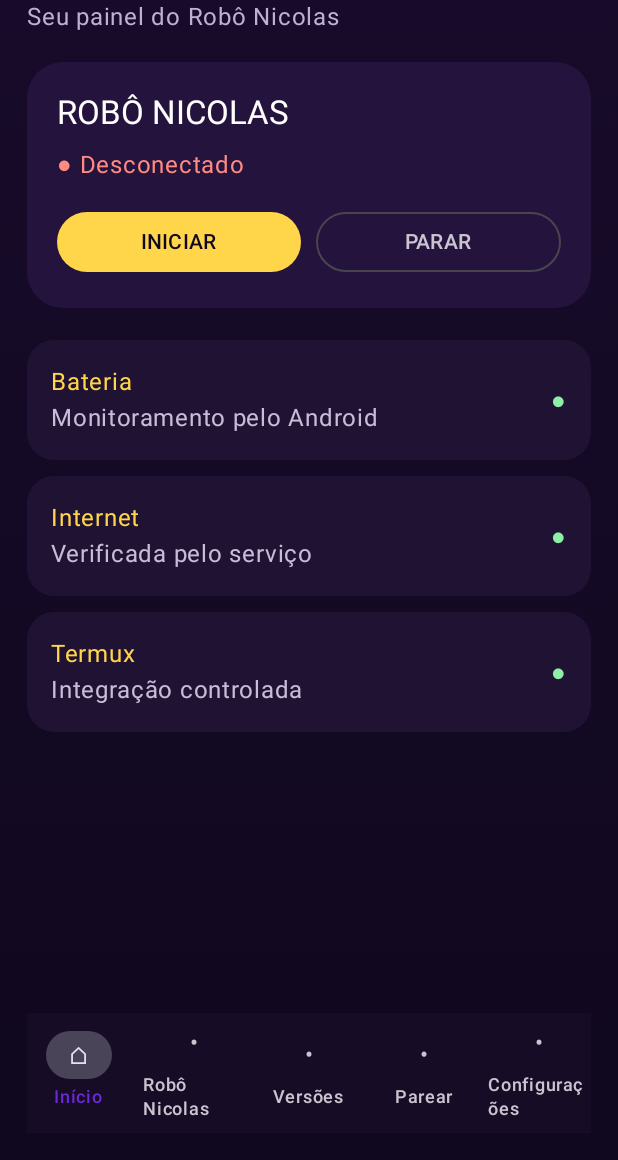
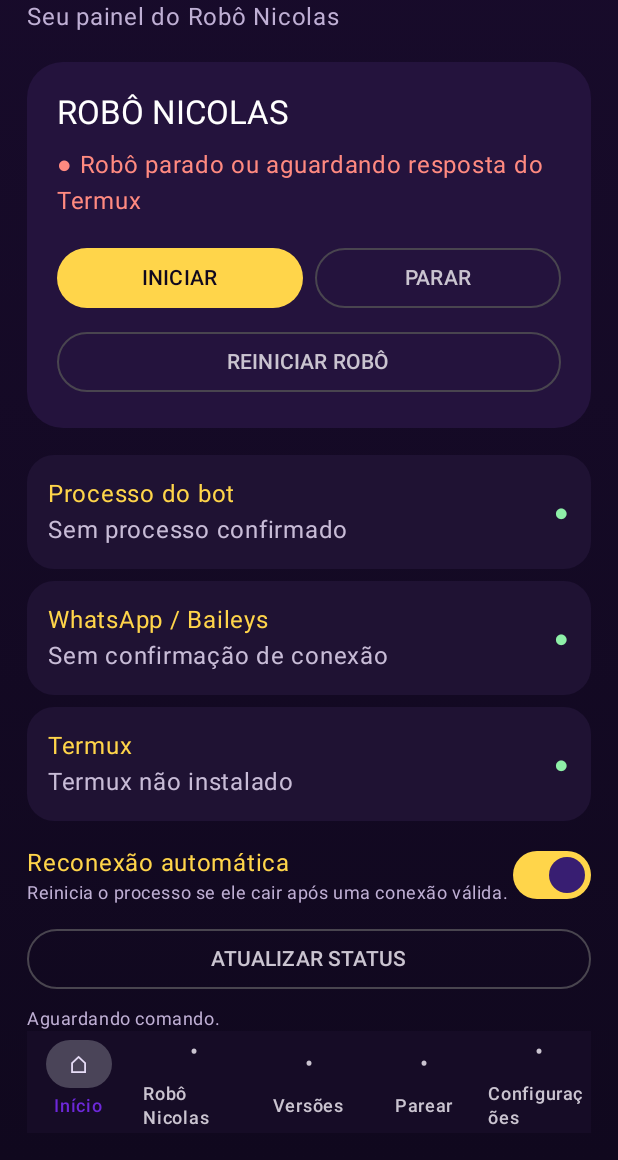
Before and after one commit to heyninja67-png/Starter-do-Nicolazinho, an Android app built with Jetpack Compose: the screen it shows after launch (MainActivity), on a phone screen of 412 x 824 dp, the part 76-1236 px from its top. Run offline under Robolectric (Android 15) with nearby library versions, the phone set to English and light mode, and no system bars.

Commit message:
Implementa controle real do bot pelo Termux

```diff
--- a/app/src/main/java/com/nicolas/keepalive/MainActivity.kt
+++ b/app/src/main/java/com/nicolas/keepalive/MainActivity.kt
@@ -14,7 +14,11 @@ import androidx.compose.ui.Modifier
 import androidx.compose.ui.graphics.Brush
 import androidx.compose.ui.graphics.Color
 import androidx.compose.ui.unit.dp
+import androidx.core.content.ContextCompat
 import com.nicolas.keepalive.services.KeepAliveService
+import com.nicolas.keepalive.termux.BotAction
+import com.nicolas.keepalive.termux.TermuxBridge
+import kotlinx.coroutines.delay
 
 private val Purple = Color(0xFF6D28D9)
 private val Deep = Color(0xFF10081E)
@@ -24,15 +28,41 @@ class MainActivity : ComponentActivity() {
     override fun onCreate(savedInstanceState: Bundle?) {
         super.onCreate(savedInstanceState)
         setContent {
-            MaterialTheme(colorScheme = darkColorScheme(
-                primary = Gold,
-                secondary = Purple,
-                background = Deep,
-                surface = Color(0xFF1A0F2E)
-            )) {
+            MaterialTheme(
+                colorScheme = darkColorScheme(
+                    primary = Gold,
+                    secondary = Purple,
+                    background = Deep,
+                    surface = Color(0xFF1A0F2E)
+                )
+            ) {
                 HomeScreen(
-                    onStart = { startService(Intent(this, KeepAliveService::class.java)) },
-                    onStop = { stopService(Intent(this, KeepAliveService::class.java)) }
+                    onStart = {
+                        ContextCompat.startForegroundService(
+                            this,
+                            Intent(this, KeepAliveService::class.java)
+                                .setAction(KeepAliveService.ACTION_START)
+                        )
+                    },
+                    onStop = {
+                        ContextCompat.startForegroundService(
+                            this,
+                            Intent(this, KeepAliveService::class.java)
+                                .setAction(KeepAliveService.ACTION_STOP)
+                        )
+                    },
+                    onRestart = {
+                        ContextCompat.startForegroundService(
+                            this,
+                            Intent(this, KeepAliveService::class.java)
+                                .setAction(KeepAliveService.ACTION_RESTART)
+                        )
+                    },
+                    onRefresh = { TermuxBridge.execute(this, BotAction.STATUS) },
+                    onAutoRestartChange = { enabled ->
+                        getSharedPreferences(TermuxBridge.PREFS, MODE_PRIVATE)
+                            .edit().putBoolean(TermuxBridge.KEY_AUTO_RESTART, enabled).apply()
+                    }
                 )
             }
         }
@@ -40,10 +70,35 @@ class MainActivity : ComponentActivity() {
 }
 
 @Composable
-private fun HomeScreen(onStart: () -> Unit, onStop: () -> Unit) {
-    var running by remember { mutableStateOf(false) }
+private fun HomeScreen(
+    onStart: () -> Unit,
+    onStop: () -> Unit,
+    onRestart: () -> Unit,
+    onRefresh: () -> Unit,
+    onAutoRestartChange: (Boolean) -> Unit
+) {
+    val context = androidx.compose.ui.platform.LocalContext.current
+    val prefs = remember {
+        context.getSharedPreferences(TermuxBridge.PREFS, android.content.Context.MODE_PRIVATE)
+    }
+    var processRunning by remember { mutableStateOf(prefs.getBoolean(TermuxBridge.KEY_PROCESS_RUNNING, false)) }
+    var whatsappConnected by remember { mutableStateOf(prefs.getBoolean(TermuxBridge.KEY_WHATSAPP_CONNECTED, false)) }
+    var lastMessage by remember { mutableStateOf(prefs.getString(TermuxBridge.KEY_LAST_MESSAGE, "Aguardando comando.") ?: "Aguardando comando.") }
+    var autoRestart by remember { mutableStateOf(prefs.getBoolean(TermuxBridge.KEY_AUTO_RESTART, true)) }
     var tab by remember { mutableStateOf(0) }
     val titles = listOf("Início", "Robô Nicolas", "Versões", "Parear", "Configurações")
+    val termuxInstalled = remember { TermuxBridge.isInstalled(context) }
+    val termuxPermission = remember { TermuxBridge.hasRunCommandPermission(context) }
+
+    LaunchedEffect(prefs) {
+        while (true) {
+            processRunning = prefs.getBoolean(TermuxBridge.KEY_PROCESS_RUNNING, false)
+            whatsappConnected = prefs.getBoolean(TermuxBridge.KEY_WHATSAPP_CONNECTED, false)
+            lastMessage = prefs.getString(TermuxBridge.KEY_LAST_MESSAGE, "Aguardando comando.") ?: "Aguardando comando."
+            autoRestart = prefs.getBoolean(TermuxBridge.KEY_AUTO_RESTART, true)
+            delay(1000)
+        }
+    }
 
     Box(
         Modifier.fillMaxSize().background(
@@ -64,27 +119,83 @@ private fun HomeScreen(onStart: () -> Unit, onStop: () -> Unit) {
                     Text("ROBÔ NICOLAS", color = Color.White, style = MaterialTheme.typography.titleLarge)
                     Spacer(Modifier.height(8.dp))
                     Text(
-                        if (running) "● Serviço de monitoramento ativo" else "● Desconectado",
-                        color = if (running) Color(0xFF8EF0A8) else Color(0xFFFF8A80)
+                        when {
+                            whatsappConnected -> "● Processo ativo • WhatsApp conectado"
+                            processRunning -> "● Processo ativo • verificando conexão WhatsApp"
+                            else -> "● Robô parado ou aguardando resposta do Termux"
+                        },
+                        color = when {
+                            whatsappConnected -> Color(0xFF8EF0A8)
+                            processRunning -> Gold
+                            else -> Color(0xFFFF8A80)
+                        }
                     )
                     Spacer(Modifier.height(16.dp))
-                    Row(horizontalArrangement = Arrangement.spacedBy(10.dp)) {
-                        Button(onClick = { running = true; onStart() }, colors = ButtonDefaults.buttonColors(containerColor = Gold), modifier = Modifier.weight(1f)) {
-                            Text("INICIAR", color = Deep)
-                        }
-                        OutlinedButton(onClick = { running = false; onStop() }, modifier = Modifier.weight(1f)) {
+                    Row(horizontalArrangement = Arrangement.spacedBy(8.dp)) {
+                        Button(
+                            onClick = onStart,
+                            colors = ButtonDefaults.buttonColors(containerColor = Gold),
+                            modifier = Modifier.weight(1f)
+                        ) { Text("INICIAR", color = Deep) }
+                        OutlinedButton(onClick = onStop, modifier = Modifier.weight(1f)) {
                             Text("PARAR")
                         }
+                    }
+                    Spacer(Modifier.height(8.dp))
+                    OutlinedButton(onClick = onRestart, modifier = Modifier.fillMaxWidth()) {
+                        Text("REINICIAR ROBÔ")
                     }
                 }
             }
 
-            Spacer(Modifier.height(16.dp))
-            StatusCard("Bateria", "Monitoramento pelo Android")
-            StatusCard("Internet", "Verificada pelo serviço")
-            StatusCard("Termux", "Integração controlada")
+            Spacer(Modifier.height(14.dp))
+            StatusCard(
+                "Processo do bot",
+                if (processRunning) "PID de inicialização ativo" else "Sem processo confirmado"
+            )
+            StatusCard(
+                "WhatsApp / Baileys",
+                when {
+                    whatsappConnected -> "Conectado (mensagem de autenticação detectada)"
+                    processRunning -> "Inicializando ou reconectando com a sessão salva"
+                    else -> "Sem confirmação de conexão"
+                }
+            )
+            StatusCard(
+                "Termux",
+                when {
+                    !termuxInstalled -> "Termux não instalado"
+                    !termuxPermission -> "Falta a permissão RUN_COMMAND"
+                    else -> "Instalado e autorizado"
+                }
+            )
+
+            Spacer(Modifier.height(8.dp))
+            Row(verticalAlignment = Alignment.CenterVertically) {
+                Column(Modifier.weight(1f)) {
+                    Text("Reconexão automática", color = Gold)
+                    Text("Reinicia o processo se ele cair após uma conexão válida.", color = Color(0xFFBFAFD4), style = MaterialTheme.typography.bodySmall)
+                }
+                Switch(
+                    checked = autoRestart,
+                    onCheckedChange = {
+                        autoRestart = it
+                        onAutoRestartChange(it)
+                    }
+                )
+            }
+            Spacer(Modifier.height(8.dp))
+            OutlinedButton(onClick = onRefresh, modifier = Modifier.fillMaxWidth()) {
+                Text("ATUALIZAR STATUS")
+            }
+            Text(
+                lastMessage.take(240),
+                color = Color(0xFFBFAFD4),
+                style = MaterialTheme.typography.bodySmall,
+                modifier = Modifier.padding(top = 8.dp)
+            )
+
             Spacer(Modifier.weight(1f))
-
             NavigationBar(containerColor = Color(0xFF160C26)) {
                 titles.forEachIndexed { i, title ->
                     NavigationBarItem(
@@ -104,9 +215,12 @@ private fun StatusCard(title: String, value: String) {
     Card(
         colors = CardDefaults.cardColors(containerColor = Color(0xFF1F1233)),
         shape = RoundedCornerShape(18.dp),
-        modifier = Modifier.fillMaxWidth().padding(vertical = 5.dp)
+        modifier = Modifier.fillMaxWidth().padding(vertical = 4.dp)
     ) {
-        Row(Modifier.padding(16.dp), verticalAlignment = Alignment.CenterVertically) {
+        Row(
+            Modifier.padding(14.dp),
+            verticalAlignment = Alignment.CenterVertically
+        ) {
             Column(Modifier.weight(1f)) {
                 Text(title, color = Gold)
                 Text(value, color = Color(0xFFC8BCD7))
--- a/app/src/main/java/com/nicolas/keepalive/termux/TermuxBridge.kt
+++ b/app/src/main/java/com/nicolas/keepalive/termux/TermuxBridge.kt
@@ -1,21 +1,265 @@
 package com.nicolas.keepalive.termux
 
-/**
- * Camada segura para integração com Termux.
- *
- * O aplicativo não executa shell arbitrário vindo de ZIPs.
- * Os comandos futuros devem ser uma lista fixa e auditada, usando
- * Termux:Tasker/Run Command conforme a configuração disponível.
- */
+import android.app.PendingIntent
+import android.content.Context
+import android.content.Intent
+import android.content.pm.PackageManager
+import android.os.Build
+import androidx.core.content.ContextCompat
+
+enum class BotAction { START, STOP, RESTART, STATUS, LOGS }
+
 object TermuxBridge {
     const val PACKAGE_TERMUX = "com.termux"
-    const val PACKAGE_TASKER = "com.termux.tasker"
+    const val PREFS = "nicolas_keep_alive"
+    const val ACTION_RESULT = "com.nicolas.keepalive.TERMUX_RESULT"
 
-    fun allowedActions(): List<String> = listOf(
-        "start_bot",
-        "stop_bot",
-        "restart_bot",
-        "status",
-        "logs"
-    )
+    const val KEY_PROCESS_RUNNING = "process_running"
+    const val KEY_WHATSAPP_CONNECTED = "whatsapp_connected"
+    const val KEY_WAS_CONNECTED = "was_connected"
+    const val KEY_LAST_RESULT_AT = "last_result_at"
+    const val KEY_LAST_ACTION = "last_action"
+    const val KEY_LAST_MESSAGE = "last_message"
+    const val KEY_AUTO_RESTART = "auto_restart"
+    const val KEY_LAST_AUTO_RESTART_AT = "last_auto_restart_at"
+
+    private const val TERMUX_HOME = "/data/data/com.termux/files/home"
+    private const val TERMUX_BASH = "/data/data/com.termux/files/usr/bin/bash"
+    private const val EXTRA_RESULT_BUNDLE = "result"
+    private const val EXTRA_STDOUT = "stdout"
+    private const val EXTRA_STDERR = "stderr"
+    private const val EXTRA_EXIT_CODE = "exitCode"
+    private const val EXTRA_ERRMSG = "errmsg"
+
+    @Suppress("DEPRECATION")
+    fun isInstalled(context: Context): Boolean = try {
+        if (Build.VERSION.SDK_INT >= 33) {
+            context.packageManager.getPackageInfo(
+                PACKAGE_TERMUX,
+                PackageManager.PackageInfoFlags.of(0)
+            )
+        } else {
+            context.packageManager.getPackageInfo(PACKAGE_TERMUX, 0)
+        }
+        true
+    } catch (_: PackageManager.NameNotFoundException) {
+        false
+    }
+
+    fun hasRunCommandPermission(context: Context): Boolean =
+        ContextCompat.checkSelfPermission(
+            context,
+            "com.termux.permission.RUN_COMMAND"
+        ) == PackageManager.PERMISSION_GRANTED
+
+    fun isReady(context: Context): Boolean =
+        isInstalled(context) && hasRunCommandPermission(context)
+
+    /**
+     * Envia somente ações fixas e auditadas para o Termux.
+     * O app nunca recebe nem executa comandos arbitrários de um ZIP.
+     */
+    fun execute(context: Context, action: BotAction): Boolean {
+        val prefs = context.getSharedPreferences(PREFS, Context.MODE_PRIVATE)
+
+        if (!isInstalled(context)) {
+            prefs.edit().putString(KEY_LAST_MESSAGE, "Termux não está instalado.").apply()
+            return false
+        }
+        if (!hasRunCommandPermission(context)) {
+            prefs.edit().putString(
+                KEY_LAST_MESSAGE,
+                "Permissão RUN_COMMAND ausente. Autorize Nicolas Keep Alive nas permissões do Android."
+            ).apply()
+            return false
+        }
+
+        return try {
+            val requestId = (System.currentTimeMillis() and 0x7fffffff).toInt()
+            val callback = Intent(context, TermuxResultReceiver::class.java).apply {
+                this.action = ACTION_RESULT
+                putExtra(TermuxResultReceiver.EXTRA_ACTION, action.name)
+                putExtra(TermuxResultReceiver.EXTRA_REQUEST_ID, requestId)
+            }
+            val pending = PendingIntent.getBroadcast(
+                context,
+                requestId,
+                callback,
+                PendingIntent.FLAG_ONE_SHOT or PendingIntent.FLAG_MUTABLE
+            )
+
+            val command = Intent("com.termux.RUN_COMMAND").apply {
+                setClassName(PACKAGE_TERMUX, "com.termux.app.RunCommandService")
+                putExtra("com.termux.RUN_COMMAND_PATH", TERMUX_BASH)
+                putExtra("com.termux.RUN_COMMAND_ARGUMENTS", arrayOf("-lc", scriptFor(action)))
+                putExtra("com.termux.RUN_COMMAND_WORKDIR", TERMUX_HOME)
+                putExtra("com.termux.RUN_COMMAND_BACKGROUND", true)
+                putExtra("com.termux.RUN_COMMAND_COMMAND_LABEL", "Nicolas Keep Alive: ${action.name}")
+                putExtra(
+                    "com.termux.RUN_COMMAND_COMMAND_DESCRIPTION",
+                    "Ação controlada para gerenciar o Robô Nicolas em ~/Robo-Nicolas."
+                )
+                putExtra("com.termux.RUN_COMMAND_PENDING_INTENT", pending)
+            }
+
+            context.startService(command)
+            prefs.edit()
+                .putString(KEY_LAST_ACTION, action.name)
+                .putString(KEY_LAST_MESSAGE, "Comando ${action.name} enviado ao Termux.")
+                .apply()
+            true
+        } catch (e: Exception) {
+            prefs.edit()
+                .putString(KEY_LAST_MESSAGE, "Falha ao chamar o Termux: ${e.message ?: e.javaClass.simpleName}")
+                .apply()
+            false
+        }
+    }
+
+    private fun scriptFor(action: BotAction): String = when (action) {
+        BotAction.START -> """
+            set -u
+            BOT_DIR="${'$'}HOME/Robo-Nicolas"
+            STATE_DIR="${'$'}HOME/.nicolas-keep-alive"
+            PID_FILE="${'$'}STATE_DIR/bot.pid"
+            LOG_FILE="${'$'}STATE_DIR/bot.log"
+            mkdir -p "${'$'}STATE_DIR"
+            if [ ! -f "${'$'}BOT_DIR/start.sh" ]; then
+                echo "ERRO: não encontrei ~/Robo-Nicolas/start.sh"
+                echo "BOT_PROCESS=STOPPED"
+                exit 20
+            fi
+            if [ -s "${'$'}PID_FILE" ]; then
+                OLD_PID="$(cat "${'$'}PID_FILE" 2>/dev/null || true)"
+                if [ -n "${'$'}OLD_PID" ] && kill -0 "${'$'}OLD_PID" 2>/dev/null; then
+                    echo "BOT_PROCESS=RUNNING"
+                    if grep -Fq "Autenticado e conectado ao WhatsApp" "${'$'}LOG_FILE" 2>/dev/null; then
+                        echo "WHATSAPP=CONNECTED"
+                    else
+                        echo "WHATSAPP=CONNECTING"
+                    fi
+                    exit 0
+                fi
+            fi
+            : > "${'$'}LOG_FILE"
+            cd "${'$'}BOT_DIR" || exit 21
+            nohup bash "${'$'}BOT_DIR/start.sh" >>"${'$'}LOG_FILE" 2>&1 </dev/null &
+            BOT_PID="${'$'}!"
+            printf '%s\n' "${'$'}BOT_PID" > "${'$'}PID_FILE"
+            sleep 5
+            if kill -0 "${'$'}BOT_PID" 2>/dev/null; then
+                echo "BOT_PROCESS=RUNNING"
+                if grep -Fq "Autenticado e conectado ao WhatsApp" "${'$'}LOG_FILE"; then
+                    echo "WHATSAPP=CONNECTED"
+                else
+                    echo "WHATSAPP=CONNECTING"
+                fi
+                exit 0
+            fi
+            rm -f "${'$'}PID_FILE"
+            echo "BOT_PROCESS=STOPPED"
+            echo "WHATSAPP=UNKNOWN"
+            tail -n 25 "${'$'}LOG_FILE" 2>/dev/null || true
+            exit 22
+        """.trimIndent()
+
+        BotAction.STOP -> """
+            set +e
+            BOT_DIR="${'$'}HOME/Robo-Nicolas"
+            STATE_DIR="${'$'}HOME/.nicolas-keep-alive"
+            PID_FILE="${'$'}STATE_DIR/bot.pid"
+            if [ -f "${'$'}BOT_DIR/stop.sh" ]; then
+                cd "${'$'}BOT_DIR" && bash "${'$'}BOT_DIR/stop.sh"
+                STOP_CODE="${'$'}?"
+            else
+                STOP_CODE=0
+            fi
+            if [ -s "${'$'}PID_FILE" ]; then
+                BOT_PID="$(cat "${'$'}PID_FILE" 2>/dev/null)"
+                if [ -n "${'$'}BOT_PID" ] && kill -0 "${'$'}BOT_PID" 2>/dev/null; then
+                    kill -TERM "${'$'}BOT_PID" 2>/dev/null
+                    sleep 2
+                    kill -0 "${'$'}BOT_PID" 2>/dev/null && kill -KILL "${'$'}BOT_PID" 2>/dev/null
+                fi
+            fi
+            rm -f "${'$'}PID_FILE"
+            echo "BOT_PROCESS=STOPPED"
+            echo "WHATSAPP=STOPPED"
+            exit "${'$'}STOP_CODE"
+        """.trimIndent()
+
+        BotAction.RESTART -> """
+            set +e
+            BOT_DIR="${'$'}HOME/Robo-Nicolas"
+            STATE_DIR="${'$'}HOME/.nicolas-keep-alive"
+            PID_FILE="${'$'}STATE_DIR/bot.pid"
+            mkdir -p "${'$'}STATE_DIR"
+            if [ -f "${'$'}BOT_DIR/stop.sh" ]; then
+                cd "${'$'}BOT_DIR" && bash "${'$'}BOT_DIR/stop.sh"
+            fi
+            if [ -s "${'$'}PID_FILE" ]; then
+                BOT_PID="$(cat "${'$'}PID_FILE" 2>/dev/null)"
+                [ -n "${'$'}BOT_PID" ] && kill -TERM "${'$'}BOT_PID" 2>/dev/null
+            fi
+            rm -f "${'$'}PID_FILE"
+            sleep 2
+            BOT_DIR="${'$'}HOME/Robo-Nicolas"
+            LOG_FILE="${'$'}STATE_DIR/bot.log"
+            if [ ! -f "${'$'}BOT_DIR/start.sh" ]; then
+                echo "ERRO: não encontrei ~/Robo-Nicolas/start.sh"
+                echo "BOT_PROCESS=STOPPED"
+                exit 20
+            fi
+            : > "${'$'}LOG_FILE"
+            cd "${'$'}BOT_DIR" || exit 21
+            nohup bash "${'$'}BOT_DIR/start.sh" >>"${'$'}LOG_FILE" 2>&1 </dev/null &
+            BOT_PID="${'$'}!"
+            printf '%s\n' "${'$'}BOT_PID" > "${'$'}PID_FILE"
+            sleep 5
+            if kill -0 "${'$'}BOT_PID" 2>/dev/null; then
+                echo "BOT_PROCESS=RUNNING"
+                if grep -Fq "Autenticado e conectado ao WhatsApp" "${'$'}LOG_FILE"; then
+                    echo "WHATSAPP=CONNECTED"
+                else
+                    echo "WHATSAPP=CONNECTING"
+                fi
+                exit 0
+            fi
+            rm -f "${'$'}PID_FILE"
+            echo "BOT_PROCESS=STOPPED"
+            tail -n 25 "${'$'}LOG_FILE" 2>/dev/null || true
+            exit 22
+        """.trimIndent()
+
+        BotAction.STATUS -> """
+            STATE_DIR="${'$'}HOME/.nicolas-keep-alive"
+            PID_FILE="${'$'}STATE_DIR/bot.pid"
+            LOG_FILE="${'$'}STATE_DIR/bot.log"
+            BOT_PID=""
+            [ -s "${'$'}PID_FILE" ] && BOT_PID="$(cat "${'$'}PID_FILE" 2>/dev/null)"
+            if [ -n "${'$'}BOT_PID" ] && kill -0 "${'$'}BOT_PID" 2>/dev/null; then
+                echo "BOT_PROCESS=RUNNING"
+                if grep -Fq "Autenticado e conectado ao WhatsApp" "${'$'}LOG_FILE" 2>/dev/null; then
+                    echo "WHATSAPP=CONNECTED"
+                else
+                    echo "WHATSAPP=CONNECTING"
+                fi
+            else
+                echo "BOT_PROCESS=STOPPED"
+                echo "WHATSAPP=DISCONNECTED"
+            fi
+            if grep -Eiq "logged out|status code 401|invalid session|device removed" "${'$'}LOG_FILE" 2>/dev/null; then
+                echo "WHATSAPP=AUTH_REQUIRED"
+            fi
+        """.trimIndent()
+
+        BotAction.LOGS -> """
+            LOG_FILE="${'$'}HOME/.nicolas-keep-alive/bot.log"
+            if [ -f "${'$'}LOG_FILE" ]; then
+                tail -n 40 "${'$'}LOG_FILE"
+            else
+                echo "Ainda não existe log de execução."
+            fi
+        """.trimIndent()
+    }
 }
```
Also changed, not shown: app/src/main/AndroidManifest.xml (+24 -10 lines), app/src/main/java/com/nicolas/keepalive/services/KeepAliveService.kt (+92 -12 lines), app/src/main/java/com/nicolas/keepalive/termux/TermuxResultReceiver.kt (added, +65 -0 lines), 3 other files.
